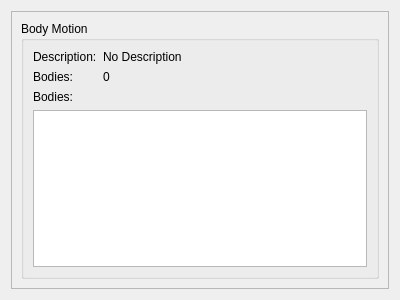
The window that RobWorkSim/src/rwsimlibs/gui/log/BodyMotionWidget.ui (onier/RobWork) describes before a commit, drawn with Qt 5.
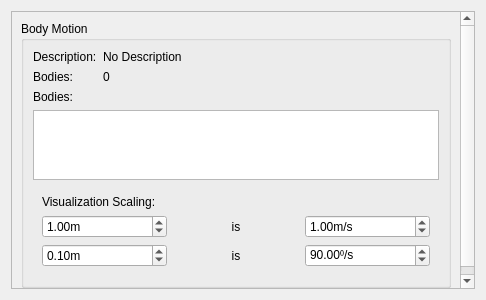
The same window after the commit.

Commit message: Removed a lot of BOOST_FOREACH includes. Improved simulator log viewer, for instance with scaling possibilities in the GUI.

Diff of the .ui file:
```diff
--- a/RobWorkSim/src/rwsimlibs/gui/log/BodyMotionWidget.ui
+++ b/RobWorkSim/src/rwsimlibs/gui/log/BodyMotionWidget.ui
@@ -6,7 +6,7 @@
    <rect>
     <x>0</x>
     <y>0</y>
-    <width>400</width>
+    <width>486</width>
     <height>300</height>
    </rect>
   </property>
@@ -24,8 +24,8 @@
        <rect>
         <x>0</x>
         <y>0</y>
-        <width>380</width>
-        <height>280</height>
+        <width>470</width>
+        <height>284</height>
        </rect>
       </property>
       <layout class="QGridLayout" name="gridLayout">
@@ -67,7 +67,7 @@
             </item>
            </layout>
           </item>
-          <item row="1" column="0">
+          <item row="2" column="0">
            <layout class="QVBoxLayout" name="_motionLayout">
             <item>
              <widget class="QLabel" name="_motionBodiesTableLabel">
@@ -91,6 +91,100 @@
             </item>
            </layout>
           </item>
+          <item row="3" column="0">
+           <widget class="QWidget" name="_motionScalingWidget" native="true">
+            <layout class="QGridLayout" name="gridLayout_3">
+             <item row="1" column="2">
+              <widget class="QDoubleSpinBox" name="_motionScalingLinB">
+               <property name="suffix">
+                <string>m/s</string>
+               </property>
+               <property name="maximum">
+                <double>9999.000000000000000</double>
+               </property>
+               <property name="singleStep">
+                <double>0.010000000000000</double>
+               </property>
+               <property name="value">
+                <double>1.000000000000000</double>
+               </property>
+              </widget>
+             </item>
+             <item row="2" column="1">
+              <widget class="QLabel" name="_motionScalingAngLabelA">
+               <property name="text">
+                <string>is</string>
+               </property>
+               <property name="alignment">
+                <set>Qt::AlignCenter</set>
+               </property>
+              </widget>
+             </item>
+             <item row="2" column="2">
+              <widget class="QDoubleSpinBox" name="_motionScalingAngB">
+               <property name="suffix">
+                <string>⁰/s</string>
+               </property>
+               <property name="maximum">
+                <double>99999.000000000000000</double>
+               </property>
+               <property name="value">
+                <double>90.000000000000000</double>
+               </property>
+              </widget>
+             </item>
+             <item row="1" column="0">
+              <widget class="QDoubleSpinBox" name="_motionScalingLinA">
+               <property name="suffix">
+                <string>m</string>
+               </property>
+               <property name="maximum">
+                <double>9999.000000000000000</double>
+               </property>
+               <property name="singleStep">
+                <double>0.010000000000000</double>
+               </property>
+               <property name="value">
+                <double>1.000000000000000</double>
+               </property>
+              </widget>
+             </item>
+             <item row="2" column="0">
+              <widget class="QDoubleSpinBox" name="_motionScalingAngA">
+               <property name="suffix">
+                <string>m</string>
+               </property>
+               <property name="maximum">
+                <double>9999.000000000000000</double>
+               </property>
+               <property name="singleStep">
+                <double>0.010000000000000</double>
+               </property>
+               <property name="value">
+                <double>0.100000000000000</double>
+               </property>
+              </widget>
+             </item>
+             <item row="1" column="1">
+              <widget class="QLabel" name="_motionScalingLinLabelA">
+               <property name="text">
+                <string>is</string>
+               </property>
+               <property name="alignment">
+                <set>Qt::AlignCenter</set>
+               </property>
+              </widget>
+             </item>
+             <item row="0" column="0" colspan="3">
+              <widget class="QLabel" name="_motionScalingLabel">
+               <property name="text">
+                <string>Visualization Scaling:</string>
+               </property>
+              </widget>
+             </item>
+            </layout>
+           </widget>
+          </item>
          </layout>
         </widget>
        </item>
```
Left out of the diff: 14 changed lines with no effect on the pictures. The commit also changes 120 other files.
